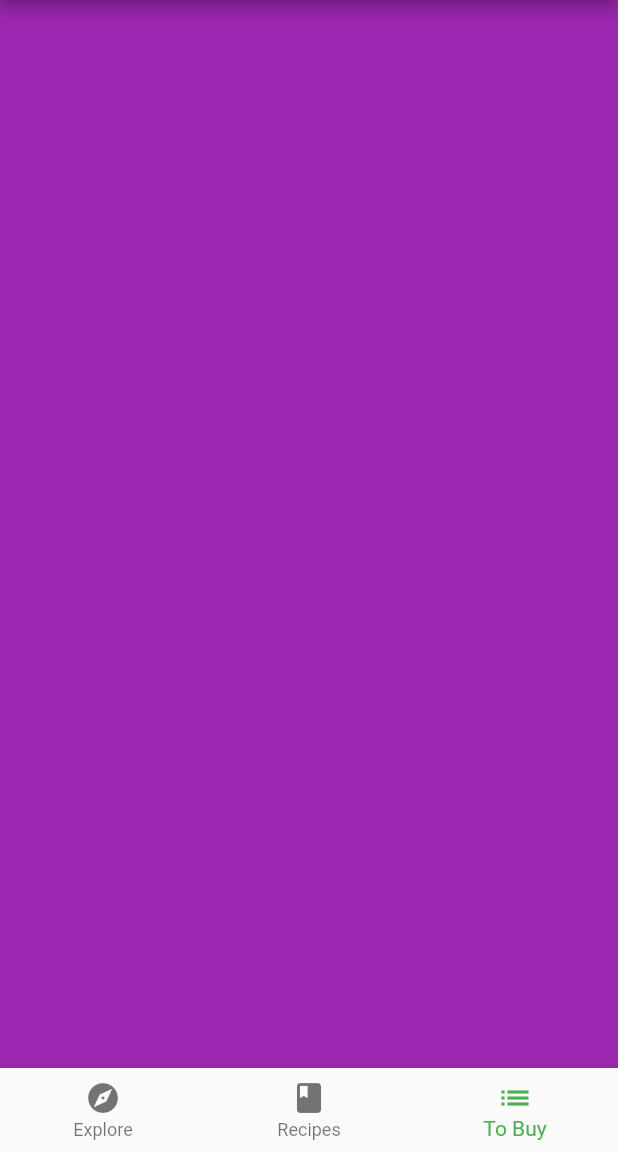
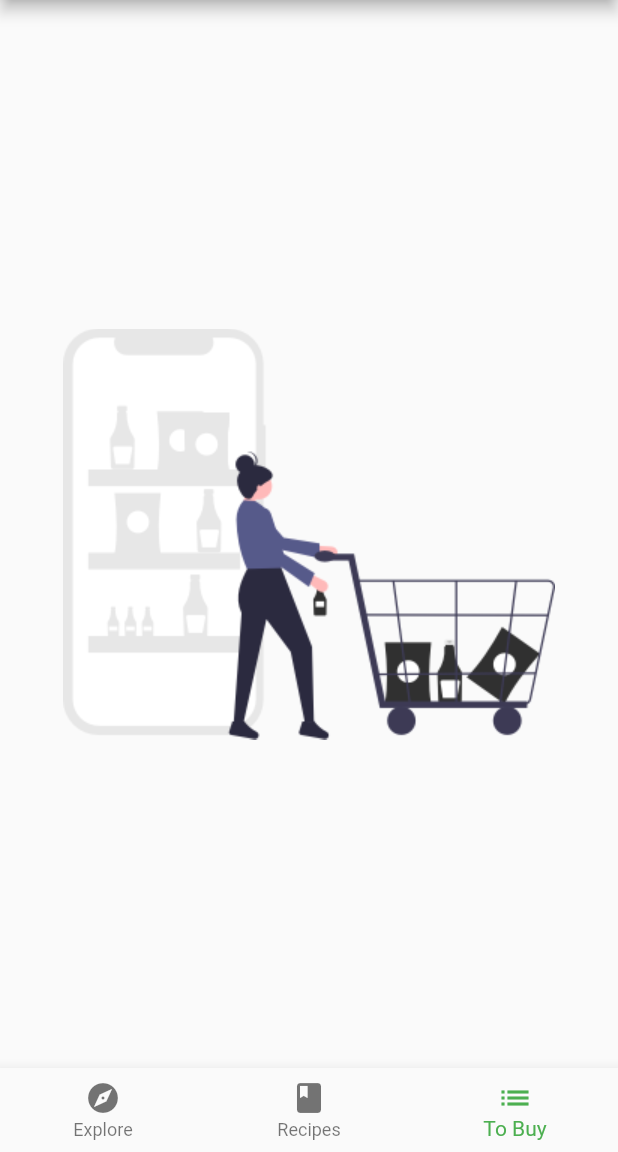
Before and after one commit to dastagg/RWFA-fooderlich6, a Flutter app: the screen it shows after launch, item 3 of the bottom bar chosen, on a phone screen of 412 x 824 dp, the part 84-1236 px from its top. Run offline on Flutter 3.47's test engine with Material 2 defaults, Android fonts, the phone set to English and light mode, and no system bars; our stand-ins replace google_fonts.

Commit message:
Add empty cart image.

```diff
--- a/lib/screens/empty_grocery_screen.dart
+++ b/lib/screens/empty_grocery_screen.dart
@@ -5,9 +5,24 @@ class EmptyGroceryScreen extends StatelessWidget {
 
   @override
   Widget build(BuildContext context) {
-    // TODO 3: Replace and add layout widgets
-    return Container(
-      color: Colors.purple,
+    return Padding(
+      padding: const EdgeInsets.all(30.0),
+      child: Center(
+        child: Column(
+          mainAxisAlignment: MainAxisAlignment.center,
+          children: [
+            Flexible(
+              child: AspectRatio(
+                aspectRatio: 1 / 1,
+                child: Image.asset('assets/fooderlich_assets/empty_list.png'),
+              ),
+            ),
+            // TODO 5: Add empty screen title
+            // TODO 6: Add empty screen subtitle
+            // TODO 7: Add browse recipes button
+          ],
+        ),
+      ),
     );
   }
 }
```
